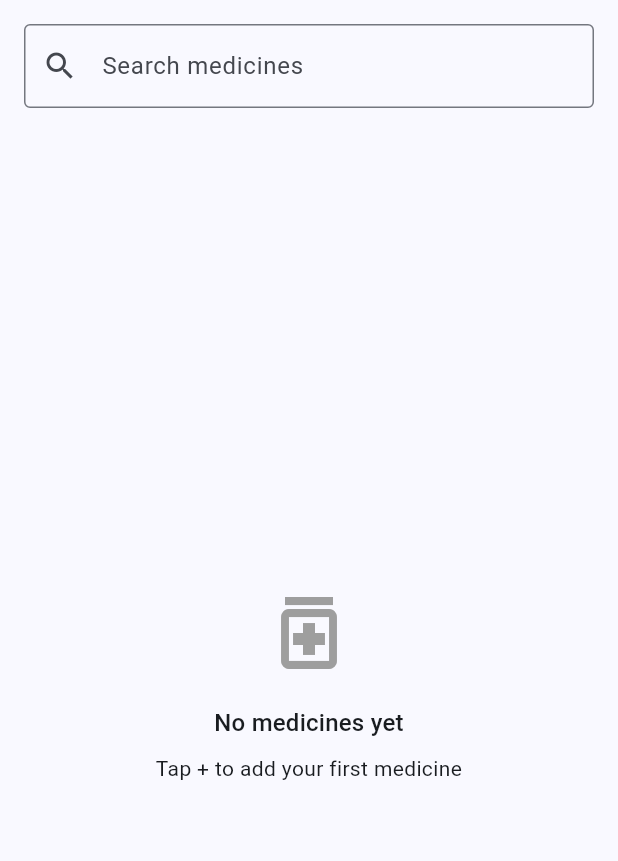
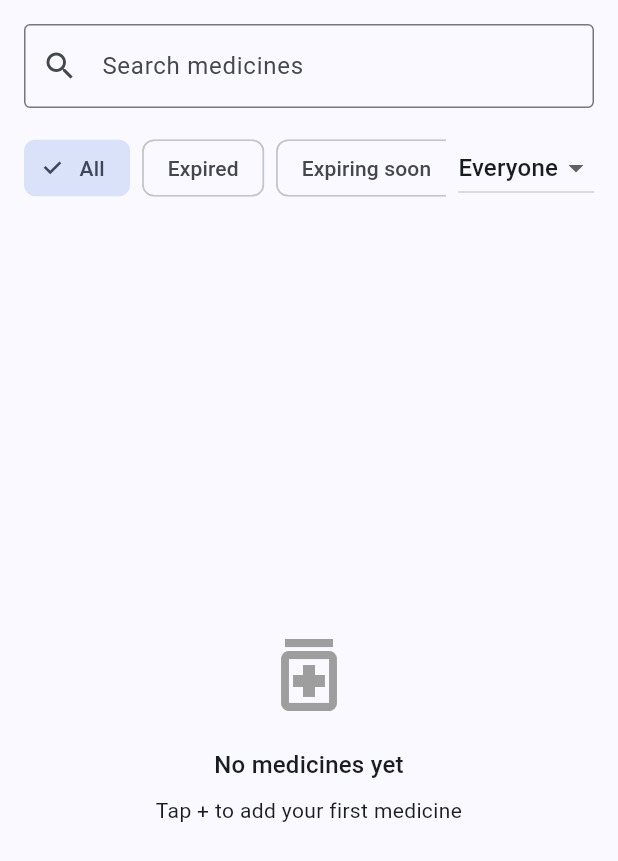
Before and after one commit to Nelsocated/MedKit, a Flutter app: the MedicineListScreen widget shown alone on an empty page, opened directly, on a phone screen of 412 x 824 dp. Shown: the top 861 px of the screen. Run offline on Flutter 3.47's test engine with Material 3 defaults, Android fonts, the phone set to English and light mode, and no system bars; our stand-ins replace shared_preferences; accounts and stored records are empty.

Commit message:
filter medicines by status and family member

```diff
--- a/lib/screens/medicine_list_screen.dart
+++ b/lib/screens/medicine_list_screen.dart
@@ -1,6 +1,7 @@
 import 'package:flutter/material.dart';
 import 'package:provider/provider.dart';
 
+import '../models/medicine.dart';
 import '../providers/medicine_provider.dart';
 import '../widgets/empty_state.dart';
 import '../widgets/error_view.dart';
@@ -16,6 +17,8 @@ class MedicineListScreen extends StatefulWidget {
 class _MedicineListScreenState extends State<MedicineListScreen> {
   final _searchController = TextEditingController();
   String _query = '';
+  MedicineStatus? _status;
+  String? _member;
 
   @override
   void dispose() {
@@ -56,7 +59,62 @@ class _MedicineListScreenState extends State<MedicineListScreen> {
     );
   }
 
-  Widget _buildList(MedicineProvider provider) {
+  Widget _buildStatusChip(String label, MedicineStatus? status) {
+    return Padding(
+      padding: const EdgeInsets.only(right: 8),
+      child: ChoiceChip(
+        label: Text(label),
+        selected: _status == status,
+        onSelected: (selected) {
+          setState(() {
+            _status = status;
+          });
+        },
+      ),
+    );
+  }
+
+  Widget _buildFilters(List<String> members, String? member) {
+    final List<Widget> chips = [_buildStatusChip('All', null)];
+    final statuses = [
+      MedicineStatus.expired,
+      MedicineStatus.expiringSoon,
+      MedicineStatus.lowStock,
+    ];
+    for (final status in statuses) {
+      chips.add(_buildStatusChip(statusLabel(status), status));
+    }
+
+    final List<DropdownMenuItem<String?>> memberItems = [
+      const DropdownMenuItem(value: null, child: Text('Everyone')),
+    ];
+    for (final name in members) {
+      memberItems.add(DropdownMenuItem(value: name, child: Text(name)));
+    }
+
+    return Row(
+      children: [
+        Expanded(
+          child: SingleChildScrollView(
+            scrollDirection: Axis.horizontal,
+            child: Row(children: chips),
+          ),
+        ),
+        const SizedBox(width: 8),
+        DropdownButton<String?>(
+          value: member,
+          items: memberItems,
+          onChanged: (value) {
+            setState(() {
+              _member = value;
+            });
+          },
+        ),
+      ],
+    );
+  }
+
+  Widget _buildList(MedicineProvider provider, String? member) {
     if (provider.isLoading && provider.medicines.isEmpty) {
       return const Center(child: CircularProgressIndicator());
     }
@@ -76,7 +134,7 @@ class _MedicineListScreenState extends State<MedicineListScreen> {
       );
     }
 
-    final medicines = provider.filterMedicines(_query, null, null);
+    final medicines = provider.filterMedicines(_query, _status, member);
     if (medicines.isEmpty) {
       return const EmptyState(
         icon: Icons.search_off,
@@ -97,6 +155,11 @@ class _MedicineListScreenState extends State<MedicineListScreen> {
   @override
   Widget build(BuildContext context) {
     final provider = context.watch<MedicineProvider>();
+    final members = provider.familyMembers();
+    String? member = _member;
+    if (member != null && !members.contains(member)) {
+      member = null;
+    }
 
     return Center(
       child: ConstrainedBox(
@@ -107,7 +170,11 @@ class _MedicineListScreenState extends State<MedicineListScreen> {
               padding: const EdgeInsets.all(16),
               child: _buildSearchField(),
             ),
-            Expanded(child: _buildList(provider)),
+            Padding(
+              padding: const EdgeInsets.fromLTRB(16, 0, 16, 8),
+              child: _buildFilters(members, member),
+            ),
+            Expanded(child: _buildList(provider, member)),
           ],
         ),
       ),
```
